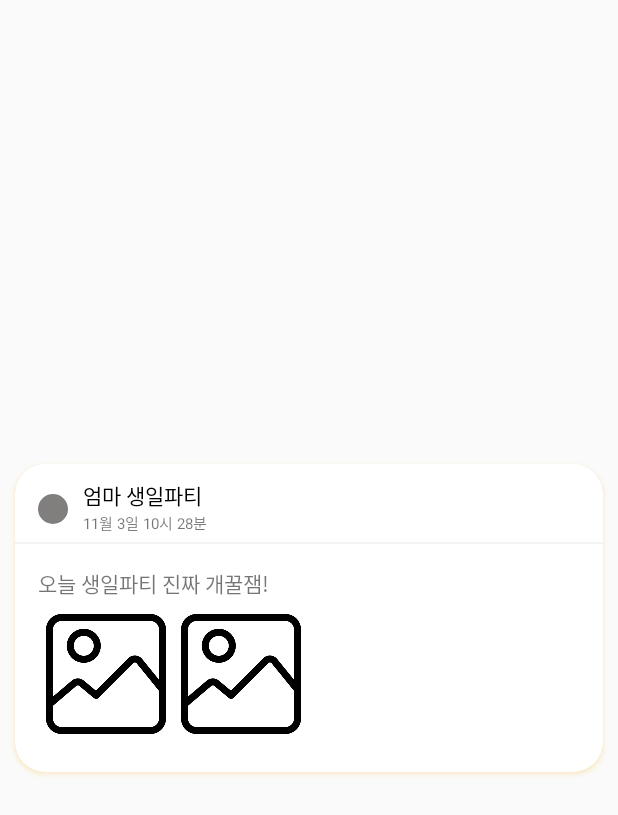
After one commit to silver0-stack/DoranDoran, an Android app: the layout main_day_card_family.xml on its own in the app's theme, with its tools: preview values and no code run, on a phone screen of 412 x 824 dp. The commit adds this screen. Shown: the top 815 px of the screen. Run offline under Robolectric (Android 15) with nearby library versions, the phone set to English and light mode, and no system bars.

Commit message:
윤서 xml

```diff
--- /dev/null
+++ b/app/src/main/res/layout/main_day_card_family.xml
@@ -0,0 +1,93 @@
+<?xml version="1.0" encoding="utf-8"?>
+<androidx.cardview.widget.CardView xmlns:card_view="http://schemas.android.com/apk/res-auto"
+    xmlns:android="http://schemas.android.com/apk/res/android"
+    android:layout_gravity="center"
+    android:layout_width="match_parent"
+    android:layout_height="wrap_content"
+    card_view:cardCornerRadius="20dp"
+    android:layout_margin="10dp"
+    android:outlineSpotShadowColor="#F7A700"
+    android:outlineAmbientShadowColor="#F7A700"
+    android:orientation="vertical">
+
+    <LinearLayout
+        android:layout_width="match_parent"
+        android:layout_height="wrap_content"
+        android:orientation="vertical">
+
+        <LinearLayout
+            android:layout_width="match_parent"
+            android:layout_height="wrap_content"
+            android:orientation="vertical"
+            android:layout_marginHorizontal="15dp"
+            android:layout_marginTop="10dp">
+
+            <LinearLayout
+                android:layout_width="match_parent"
+                android:layout_height="40dp">
+
+                <ImageView
+                    android:layout_width="20dp"
+                    android:layout_height="20dp"
+                    android:layout_gravity="center_vertical"
+                    android:src="@drawable/main_fullbtn"
+                    android:layout_marginRight="10dp"/>
+
+                <LinearLayout
+                    android:layout_width="match_parent"
+                    android:layout_height="match_parent"
+                    android:orientation="vertical">
+
+                    <TextView
+                        android:layout_width="match_parent"
+                        android:layout_height="wrap_content"
+                        android:text="엄마 생일파티"
+                        android:textColor="@color/black" />
+                    <TextView
+                        android:layout_width="match_parent"
+                        android:layout_height="wrap_content"
+                        android:text="11월 3일 10시 28분"
+                        android:textSize="10dp"/>
+                </LinearLayout>
+            </LinearLayout>
+
+            <View
+                android:layout_width="match_parent"
+                android:layout_height="2dp"/>
+
+        </LinearLayout>
+
+        <View
+            android:layout_width="match_parent"
+            android:layout_height="1dp"
+            android:background="#33C4C4C4"/>
+
+        <LinearLayout
+            android:layout_width="match_parent"
+            android:layout_height="wrap_content"
+            android:orientation="vertical"
+            android:layout_margin="15dp">
+
+            <TextView
+                android:layout_width="match_parent"
+                android:layout_height="wrap_content"
+                android:text="오늘 생일파티 진짜 개꿀잼!"/>
+            <LinearLayout
+                android:layout_width="match_parent"
+                android:layout_height="match_parent"
+                android:orientation="horizontal"
+                android:layout_marginVertical="10dp">
+                <ImageView
+                    android:layout_width="80dp"
+                    android:layout_height="80dp"
+                    android:src="@drawable/images"
+                    android:layout_marginLeft="5dp"/>
+                <ImageView
+                    android:layout_width="80dp"
+                    android:layout_height="80dp"
+                    android:src="@drawable/images"
+                    android:layout_marginLeft="10dp"/>
+            </LinearLayout>
+        </LinearLayout>
+    </LinearLayout>
+</androidx.cardview.widget.CardView>
```
Also changed, not shown: app/src/main/res/layout/main_day_card_game.xml (added, +90 -0 lines), app/src/main/res/layout/main_day_card_schedule.xml (+88 -12 lines).
